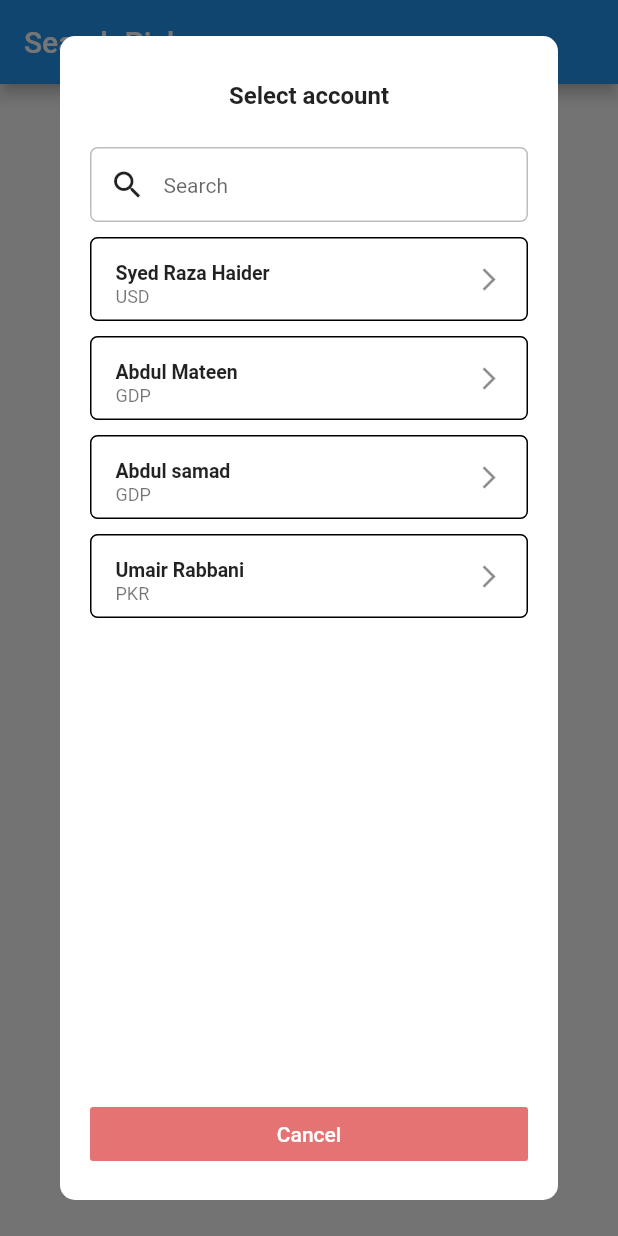
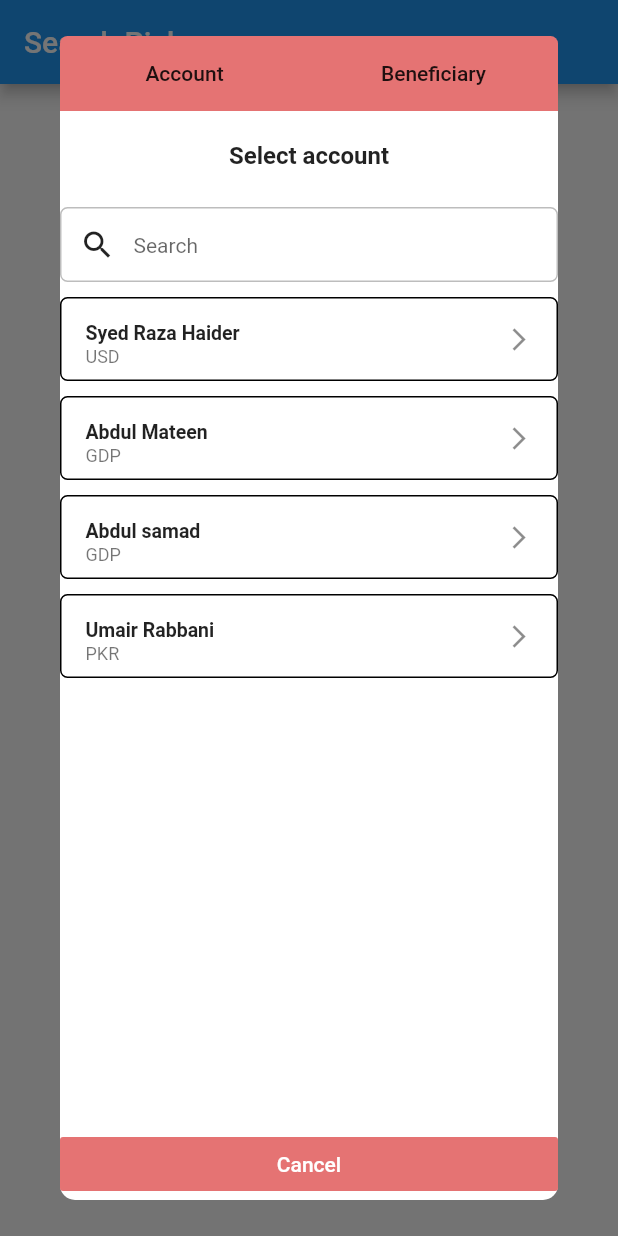
Before and after one commit to raxahai/search_picker, a Flutter app: the screen it shows after launch, after a tap on "Show Dialog", on a phone screen of 412 x 824 dp. Run offline on Flutter 3.47's test engine with Material 2 defaults, Android fonts, the phone set to English and light mode, and no system bars.

Commit message:
Added button account and beneficiary

```diff
--- a/lib/widgets/content_box.dart
+++ b/lib/widgets/content_box.dart
@@ -20,7 +20,7 @@ class _ContentBoxState extends State<ContentBox> {
   @override
   Widget build(BuildContext context) {
     return Container(
-      padding: EdgeInsets.only(left: 20, top: 30, right: 20, bottom: 20),
+      // padding: EdgeInsets.only(left: 20, top: 30, right: 20, bottom: 20),
       decoration: BoxDecoration(
         shape: BoxShape.rectangle,
         color: Colors.white,
@@ -31,7 +31,41 @@ class _ContentBoxState extends State<ContentBox> {
               mainAxisSize: MainAxisSize.min,
               children: <Widget>[
                 Row(
-                  children: [],
+                  children: [
+                    Expanded(
+                      child: SizedBox(
+                        height: 50,
+                        child: FlatButton(
+                          child: Text("Account"),
+                          onPressed: () {},
+                          color: Colors.red[300],
+                          shape: RoundedRectangleBorder(
+                            borderRadius: BorderRadius.only(
+                              topLeft: Radius.circular(5),
+                            ),
+                          ),
+                        ),
+                      ),
+                    ),
+                    Expanded(
+                      child: SizedBox(
+                        height: 50,
+                        child: FlatButton(
+                          child: Text("Beneficiary"),
+                          onPressed: () {},
+                          color: Colors.red[300],
+                          shape: RoundedRectangleBorder(
+                            borderRadius: BorderRadius.only(
+                              topRight: Radius.circular(5),
+                            ),
+                          ),
+                        ),
+                      ),
+                    )
+                  ],
+                ),
+                SizedBox(
+                  height: 20,
                 ),
                 Text(
                   widget.title,
@@ -41,7 +75,6 @@ class _ContentBoxState extends State<ContentBox> {
                   height: 25,
                 ),
                 Container(
-                  // color: Colors.red,
                   decoration: BoxDecoration(
                       border: Border.all(color: Colors.black26),
                       borderRadius: BorderRadius.circular(5.0)),
```
